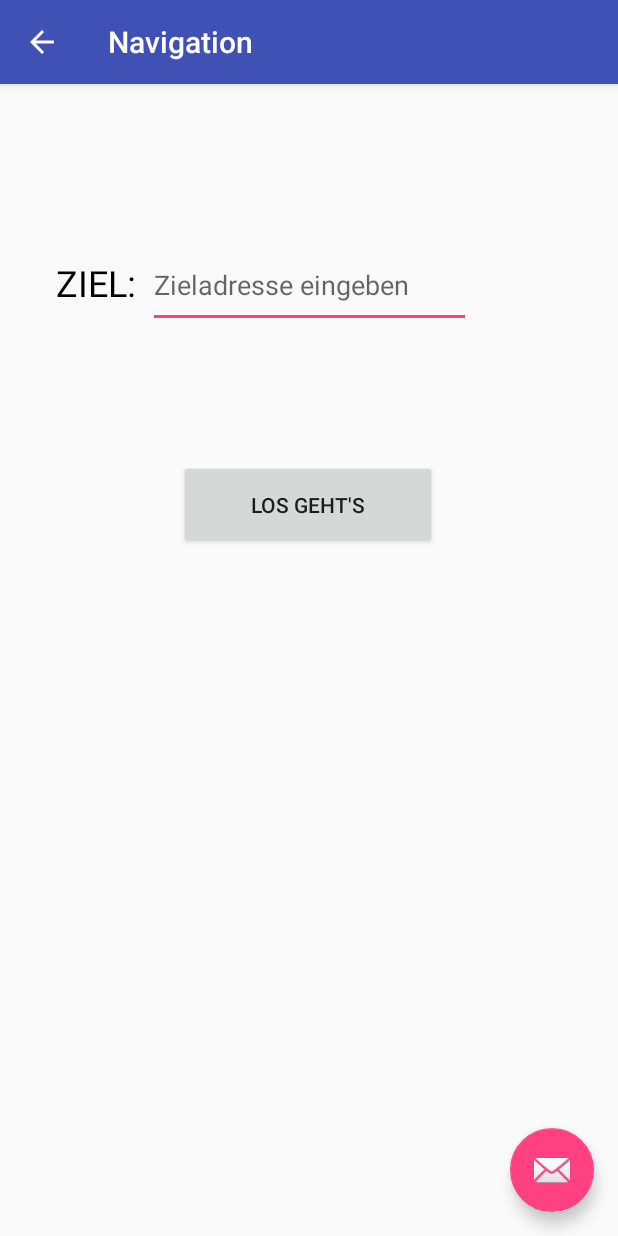
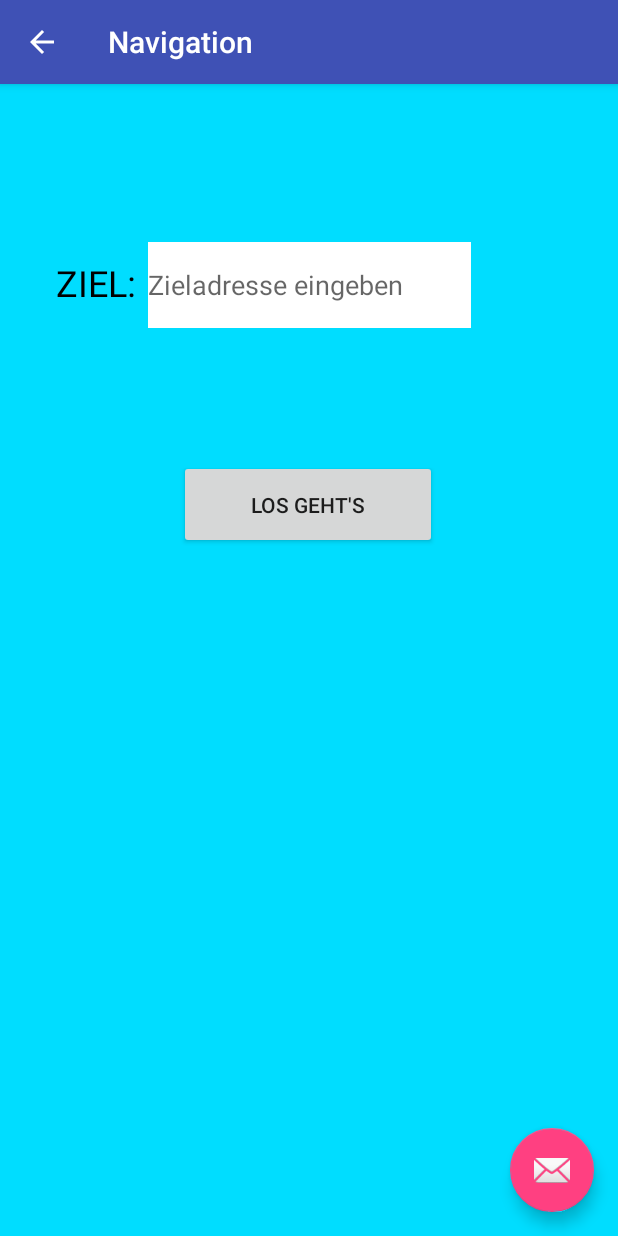
Before and after one commit to cherob/vibraboots-application, an Android app: the NavigationActivityFragment screen opened directly, with no data from a screen before it, on a phone screen of 412 x 824 dp. Run offline under Robolectric (Android 15) with nearby library versions, the phone set to English and light mode, and no system bars.

Commit message:
1.1.8
minor style changes

```diff
--- a/app/src/main/res/layout/content_pairing.xml
+++ b/app/src/main/res/layout/content_pairing.xml
@@ -4,6 +4,7 @@
     xmlns:tools="http://schemas.android.com/tools"
     android:layout_width="match_parent"
     android:layout_height="match_parent"
+    android:background="@android:color/holo_blue_bright"
     app:layout_behavior="@string/appbar_scrolling_view_behavior"
     tools:context="felixschlegel.vibrabootsmapbox.PairingActivity"
     tools:showIn="@layout/app_bar_pairing">
--- a/app/src/main/res/layout/fragment_navigation_shoes.xml
+++ b/app/src/main/res/layout/fragment_navigation_shoes.xml
@@ -4,6 +4,8 @@
     android:id="@+id/frameLayout"
     android:layout_width="match_parent"
     android:layout_height="match_parent"
+    android:background="@android:color/holo_blue_bright"
+    android:backgroundTint="@android:color/holo_blue_bright"
     tools:context="felixschlegel.vibrabootsmapbox.NavigationShoesFragment">
 
     <!-- TODO: Update blank fragment layout -->
--- a/app/src/main/res/layout/fragment_navigation_start.xml
+++ b/app/src/main/res/layout/fragment_navigation_start.xml
@@ -4,6 +4,8 @@
     xmlns:tools="http://schemas.android.com/tools"
     android:layout_width="match_parent"
     android:layout_height="match_parent"
+    android:background="@android:color/holo_blue_bright"
+    android:backgroundTint="@android:color/holo_blue_bright"
     tools:context="felixschlegel.vibrabootsmapbox.NavigationActivityFragment"
     tools:showIn="@layout/activity_navigation">
 
@@ -15,6 +17,7 @@
         android:layout_marginEnd="8dp"
         android:layout_marginStart="8dp"
         android:layout_marginTop="8dp"
+        android:background="@android:color/background_light"
         android:ems="10"
         android:hint="Zieladresse eingeben"
         android:inputType="textPostalAddress"
```
